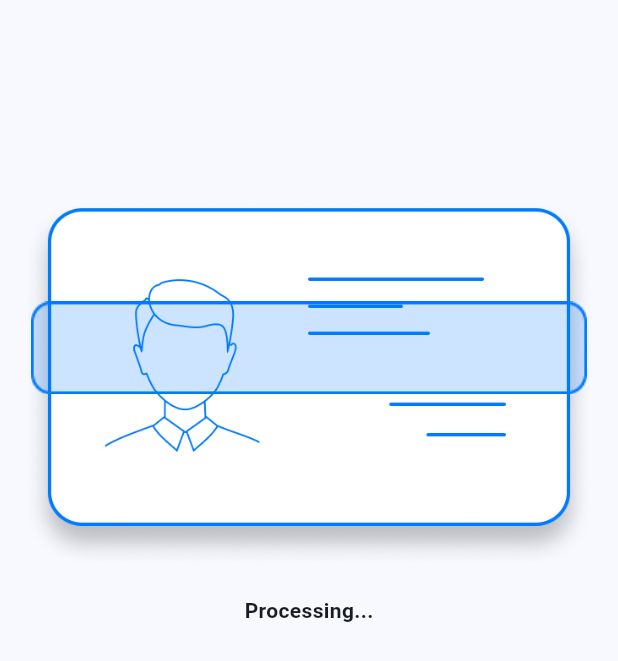
After one commit to helen2302/sampleAssist, a Flutter app: the CollectRegistration screen opened directly, after a tap on "PHOTO ID", on a phone screen of 412 x 824 dp. The commit adds this screen. Shown: the top 661 px of the screen. Run offline on Flutter 3.47's test engine with Material 3 defaults, Android fonts, the phone set to English and light mode, and no system bars; our stand-ins replace camera, email_validator, flutter_secure_storage, gap, google_fonts, image_picker; accounts and stored records are empty.

Commit message:
processing

```diff
--- a/lib/collect_registration/collect_registration.dart
+++ b/lib/collect_registration/collect_registration.dart
@@ -5,6 +5,7 @@ import 'package:flutter/foundation.dart';
 import 'package:flutter/material.dart';
 import 'package:image_picker/image_picker.dart';
 import 'package:sample_assist/collect_registration/camera_with_frame.dart';
+import 'package:sample_assist/collect_registration/processing_page.dart';
 import 'package:sample_assist/collect_registration/services/opencv_service.dart';
 import 'widgets/step_indicator.dart';
 import 'widgets/section_title.dart';
@@ -192,7 +193,16 @@ class _CollectRegistrationScreenState extends State<CollectRegistration> {
                 child: Column(
                   crossAxisAlignment: CrossAxisAlignment.start,
                   children: [
-                    const SectionHeader(title: 'PHOTO ID'),
+                    InkWell(
+                        onTap: () {
+                          Navigator.push(
+                            context,
+                            MaterialPageRoute(
+                              builder: (context) => ProcessingPage(),
+                            ),
+                          );
+                        },
+                        child: const SectionHeader(title: 'PHOTO ID')),
                     const SizedBox(height: 16),
                     DropdownField(
                       hint: 'Please select a type of Photo ID',
--- /dev/null
+++ b/lib/collect_registration/processing_page.dart
@@ -0,0 +1,90 @@
+import 'package:flutter/material.dart';
+
+class ProcessingPage extends StatefulWidget {
+  const ProcessingPage({super.key});
+
+  @override
+  State<ProcessingPage> createState() => _ProcessingPageState();
+}
+
+class _ProcessingPageState extends State<ProcessingPage>
+    with TickerProviderStateMixin {
+  late AnimationController _controller;
+  late Animation<double> _animation;
+
+  @override
+  void initState() {
+    super.initState();
+
+    // Khởi tạo AnimationController
+    _controller = AnimationController(
+      vsync: this,
+      duration: const Duration(seconds: 2),
+    )..repeat(reverse: true); // Lặp lại và đảo chiều
+
+    // Tạo Animation để container di chuyển lên xuống
+    _animation = Tween<double>(begin: 0, end: 200).animate(
+      CurvedAnimation(parent: _controller, curve: Curves.easeInOut),
+    );
+  }
+
+  @override
+  Widget build(BuildContext context) {
+    final size = MediaQuery.sizeOf(context);
+    return Scaffold(
+      body: SafeArea(
+        child: Container(
+          padding: EdgeInsets.all(15),
+          width: size.width,
+          height: size.height,
+          child: Column(
+            children: [
+              Stack(
+                children: [
+                  AspectRatio(
+                    aspectRatio: 1,
+                    child: Container(
+                      margin: EdgeInsets.only(top: 100),
+                      decoration: BoxDecoration(
+                        image: DecorationImage(
+                          image: AssetImage('assets/images/card_id.png'),
+                        ),
+                      ),
+                    ),
+                  ),
+                  AnimatedBuilder(
+                    animation: _animation,
+                    builder: (context, child) {
+                      return Positioned(
+                        top: _animation.value,
+                        left: 0, // Canh giữa
+                        child: child!,
+                      );
+                    },
+                    child: SizedBox(
+                      width: size.width - 30,
+                      height: 200,
+                      child: Container(
+                        decoration: BoxDecoration(
+                          image: DecorationImage(
+                            image: AssetImage('assets/images/process.png'),
+                          ),
+                        ),
+                      ),
+                    ),
+                  ),
+                ],
+              ),
+              Text(
+                'Processing...',
+                style: TextStyle(
+                  fontWeight: FontWeight.bold,
+                ),
+              )
+            ],
+          ),
+        ),
+      ),
+    );
+  }
+}
--- a/lib/login/login_page.dart
+++ b/lib/login/login_page.dart
@@ -269,8 +269,8 @@ class LoginPage extends StatefulWidget {
 }
 
 class _LoginPageState extends State<LoginPage> {
-  final TextEditingController _email = TextEditingController();
-  final TextEditingController _password = TextEditingController();
+  final TextEditingController _email = TextEditingController(text: 'my@gmail.com');
+  final TextEditingController _password = TextEditingController(text: '12345678');
   final _formKey = GlobalKey<FormState>();
 
   final FlutterSecureStorage _storage =
--- a/pubspec.yaml
+++ b/pubspec.yaml
@@ -71,6 +71,8 @@ flutter:
 
   # To add assets to your application, add an assets section, like this:
   assets:
+    - assets/
+    - assets/images/
     - assets/images/logo.png
     - assets/images/bg1.png
 
```
Also changed, not shown: assets/images/card_id.png (added), assets/images/process.png (added), pubspec.lock.
